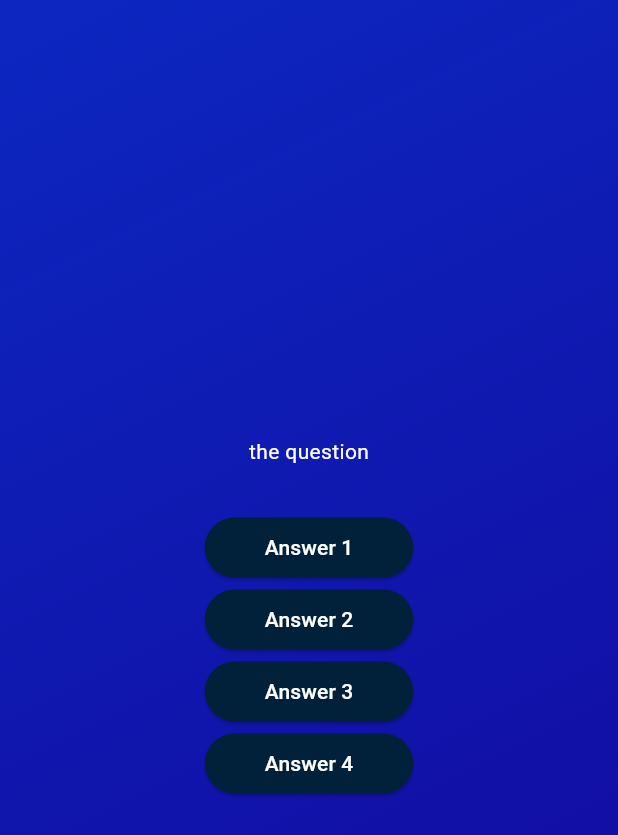
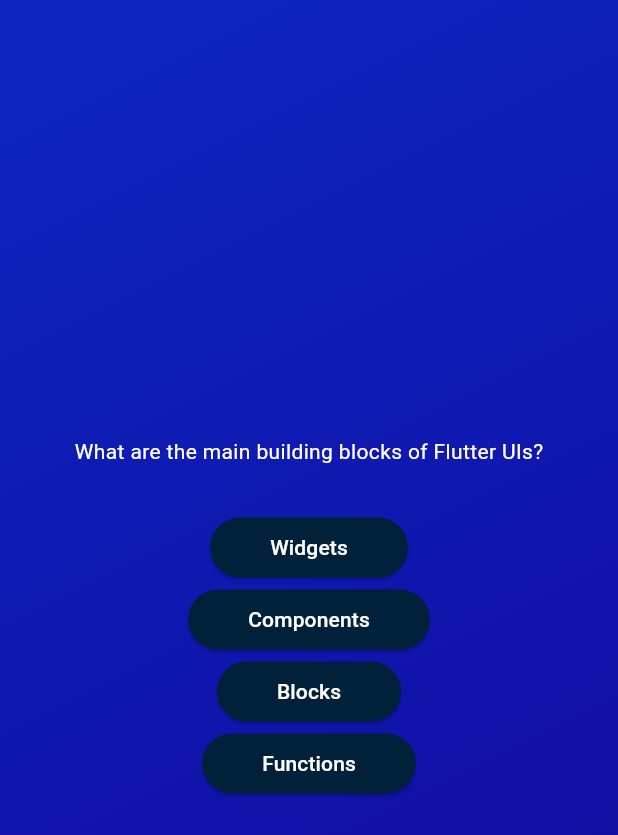
Before and after one commit to prabeshkunwar12/quiz_app, a Flutter app: the screen it shows after launch, after a tap on "Start Quiz", on a phone screen of 412 x 824 dp. Shown: the top 835 px of the screen. Run offline on Flutter 3.47's test engine with Material 3 defaults, Android fonts, the phone set to English and light mode, and no system bars.

Commit message:
use the actual question in the question screen

```diff
--- a/lib/data/questions.dart
+++ b/lib/data/questions.dart
@@ -2,23 +2,23 @@ import 'package:quiz_app/models/quiz_question.dart';
 
 const questions = [
   QuizQuestion(
-    'What are the main building blocks of Flutter UIs?',
-    [
+    text: 'What are the main building blocks of Flutter UIs?',
+    answers: [
       'Widgets',
       'Components',
       'Blocks',
       'Functions',
     ],
   ),
-  QuizQuestion('How are Flutter UIs built?', [
+  QuizQuestion(text: 'How are Flutter UIs built?', answers: [
     'By combining widgets in code',
     'By combining widgets in a visual editor',
     'By defining widgets in config files',
     'By using XCode for iOS and Android Studio for Android',
   ]),
   QuizQuestion(
-    'What\'s the purpose of a StatefulWidget?',
-    [
+    text: 'What\'s the purpose of a StatefulWidget?',
+    answers: [
       'Update UI as data changes',
       'Update data as UI changes',
       'Ignore data changes',
@@ -26,8 +26,9 @@ const questions = [
     ],
   ),
   QuizQuestion(
-    'Which widget should you try to use more often: StatelessWidget or StatefulWidget?',
-    [
+    text:
+        'Which widget should you try to use more often: StatelessWidget or StatefulWidget?',
+    answers: [
       'StatelessWidget',
       'StatefulWidget',
       'Both are equally good',
@@ -35,8 +36,8 @@ const questions = [
     ],
   ),
   QuizQuestion(
-    'What happens if you change data in a StatelessWidget?',
-    [
+    text: 'What happens if you change data in a StatelessWidget?',
+    answers: [
       'The UI is not updated',
       'The UI is updated',
       'The closest StatefulWidget is updated',
@@ -44,8 +45,8 @@ const questions = [
     ],
   ),
   QuizQuestion(
-    'How should you update data inside of StatefulWidgets?',
-    [
+    text: 'How should you update data inside of StatefulWidgets?',
+    answers: [
       'By calling setState()',
       'By calling updateData()',
       'By calling updateUI()',
--- a/lib/models/quiz_question.dart
+++ b/lib/models/quiz_question.dart
@@ -2,5 +2,5 @@ class QuizQuestion {
   final String text;
   final List<String> answers;
 
-  const QuizQuestion(this.text, this.answers);
+  const QuizQuestion({required this.text, required this.answers});
 }
--- a/lib/question_screen.dart
+++ b/lib/question_screen.dart
@@ -1,5 +1,6 @@
 import 'package:flutter/material.dart';
 import 'package:quiz_app/answer_button.dart';
+import 'package:quiz_app/data/questions.dart';
 
 class QuestionScreen extends StatefulWidget {
   const QuestionScreen({super.key});
@@ -15,36 +16,25 @@ class _QuestionScreenState extends State<QuestionScreen> {
 
   @override
   Widget build(BuildContext context) {
+    final currentQuestion = questions[0];
+
     return SizedBox(
       width: double.infinity,
       child: Column(
         mainAxisAlignment: MainAxisAlignment.center,
         children: [
-          const Text(
-            'the question',
-            style: TextStyle(
+          Text(
+            currentQuestion.text,
+            style: const TextStyle(
               color: Colors.white,
             ),
           ),
           const SizedBox(
             height: 30,
           ),
-          AnswerButton(
-            text: 'Answer 1',
-            select: select,
-          ),
-          AnswerButton(
-            text: 'Answer 2',
-            select: select,
-          ),
-          AnswerButton(
-            text: 'Answer 3',
-            select: select,
-          ),
-          AnswerButton(
-            text: 'Answer 4',
-            select: select,
-          ),
+          ...currentQuestion.answers.map((answer) {
+            return AnswerButton(text: answer, select: select);
+          })
         ],
       ),
     );
```
